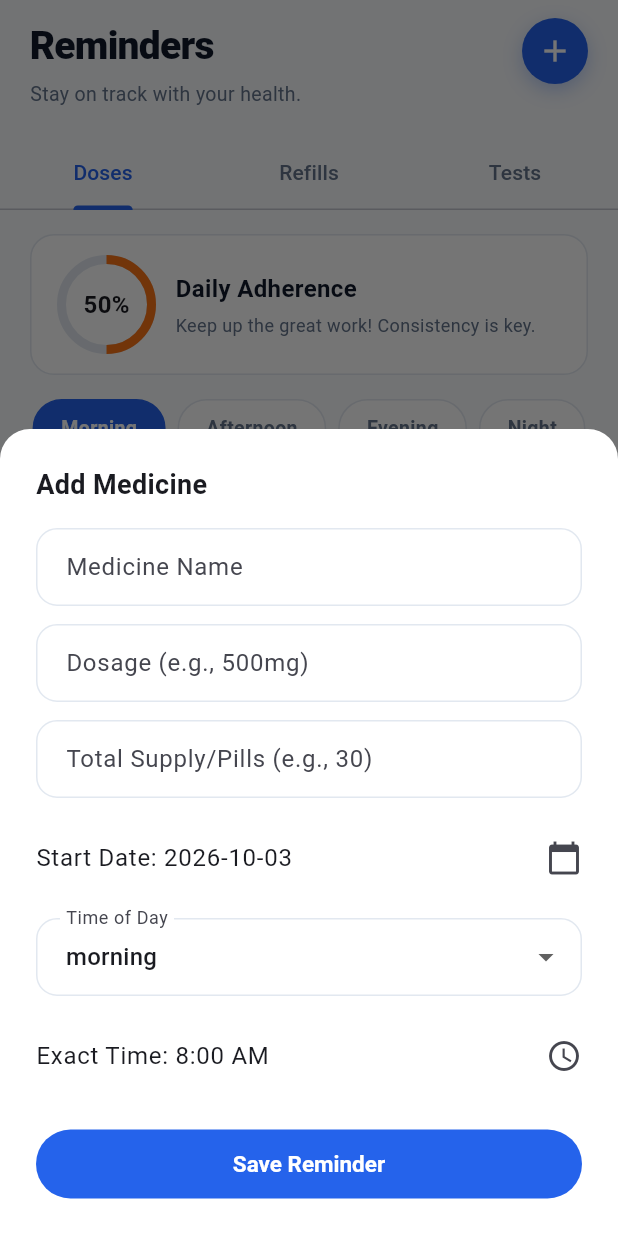
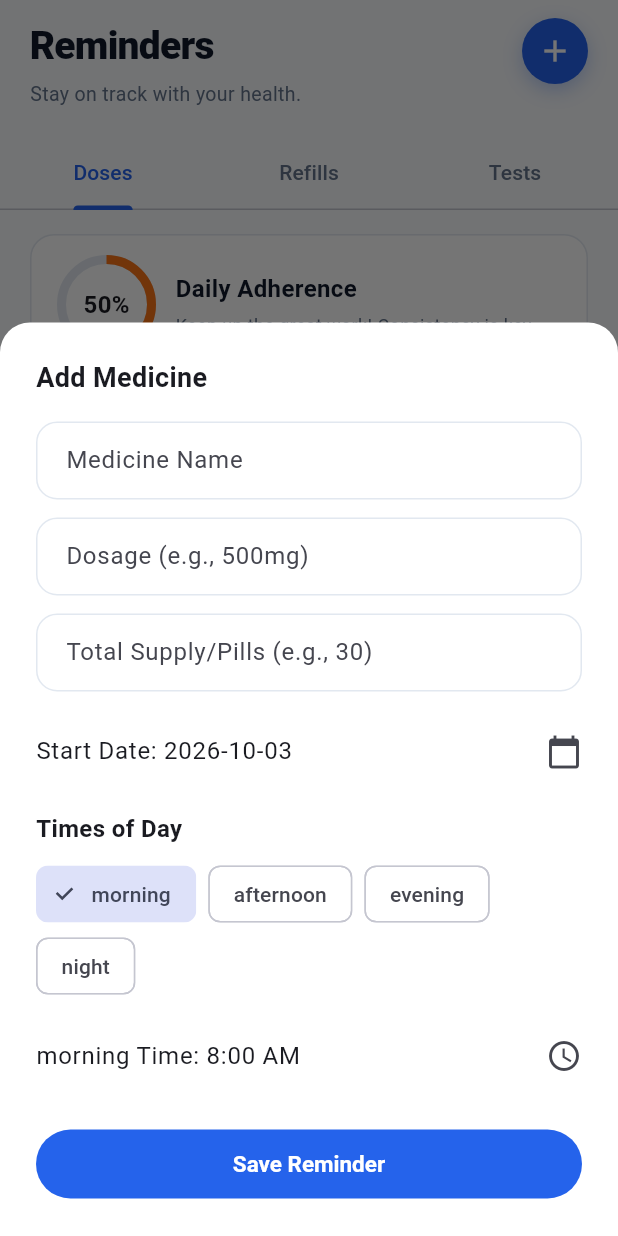
Before and after one commit to vistacortexadmin-blip/new-app-changes, a Flutter app: the RemindersScreen screen opened directly, after a tap on the "add" icon, on a phone screen of 412 x 824 dp. Run offline on Flutter 3.47's test engine with Material 3 defaults, Android fonts, the phone set to English and light mode, and no system bars; our stand-ins replace firebase_analytics, firebase_auth, firebase_core, flutter_local_notifications, flutter_riverpod, flutter_svg and 4 more; accounts and stored records are empty.

Commit message:
feat: Support multi-dose scheduling in Add Medicine Modal

```diff
--- a/lib/features/reminders/views/reminders_screen.dart
+++ b/lib/features/reminders/views/reminders_screen.dart
@@ -493,9 +493,10 @@ class _RemindersScreenState extends ConsumerState<RemindersScreen>
     final nameController = TextEditingController();
     final dosageController = TextEditingController();
     final supplyController = TextEditingController();
-    DoseTimeOfDay selectedTime = DoseTimeOfDay.morning;
+    Map<DoseTimeOfDay, TimeOfDay> selectedDoses = {
+      DoseTimeOfDay.morning: const TimeOfDay(hour: 8, minute: 0)
+    };
     DateTime selectedDate = DateTime.now();
-    TimeOfDay exactTime = const TimeOfDay(hour: 8, minute: 0);
 
     await showModalBottomSheet(
       context: context,
@@ -559,36 +560,57 @@ class _RemindersScreenState extends ConsumerState<RemindersScreen>
                       },
                     ),
                     const SizedBox(height: 12),
-                    DropdownButtonFormField<DoseTimeOfDay>(
-                      value: selectedTime,
-                      decoration:
-                          const InputDecoration(labelText: 'Time of Day'),
-                      items: DoseTimeOfDay.values.map((time) {
-                        return DropdownMenuItem(
-                          value: time,
-                          child: Text(time.toString().split('.').last),
+                    const Text('Times of Day', style: TextStyle(fontSize: 16, fontWeight: FontWeight.w600)),
+                    const SizedBox(height: 8),
+                    Wrap(
+                      spacing: 8,
+                      children: DoseTimeOfDay.values.map((time) {
+                        final isSelected = selectedDoses.containsKey(time);
+                        return FilterChip(
+                          label: Text(time.name),
+                          selected: isSelected,
+                          onSelected: (selected) {
+                            setModalState(() {
+                              if (selected) {
+                                if (time == DoseTimeOfDay.morning) {
+                                  selectedDoses[time] = const TimeOfDay(hour: 8, minute: 0);
+                                } else if (time == DoseTimeOfDay.afternoon) {
+                                  selectedDoses[time] = const TimeOfDay(hour: 13, minute: 0);
+                                } else if (time == DoseTimeOfDay.evening) {
+                                  selectedDoses[time] = const TimeOfDay(hour: 20, minute: 0);
+                                } else {
+                                  selectedDoses[time] = const TimeOfDay(hour: 22, minute: 0);
+                                }
+                              } else {
+                                if (selectedDoses.length > 1) {
+                                  selectedDoses.remove(time);
+                                }
+                              }
+                            });
+                          },
                         );
                       }).toList(),
-                      onChanged: (val) {
-                        if (val != null) {
-                          setModalState(() => selectedTime = val);
-                        }
-                      },
                     ),
-                    const SizedBox(height: 12),
-                    ListTile(
-                      contentPadding: EdgeInsets.zero,
-                      title: Text('Exact Time: ${exactTime.format(context)}'),
-                      trailing: const Icon(Icons.access_time),
-                      onTap: () async {
-                        final time = await showTimePicker(
-                          context: context,
-                          initialTime: exactTime,
+                    const SizedBox(height: 8),
+                    Column(
+                      children: selectedDoses.keys.map((time) {
+                        return ListTile(
+                          contentPadding: EdgeInsets.zero,
+                          title: Text('${time.name} Time: ${selectedDoses[time]!.format(context)}'),
+                          trailing: const Icon(Icons.access_time),
+                          onTap: () async {
+                            final pickedTime = await showTimePicker(
+                              context: context,
+                              initialTime: selectedDoses[time]!,
+                            );
+                            if (pickedTime != null) {
+                              setModalState(() {
+                                selectedDoses[time] = pickedTime;
+                              });
+                            }
+                          },
                         );
-                        if (time != null) {
-                          setModalState(() => exactTime = time);
-                        }
-                      },
+                      }).toList(),
                     ),
                     const SizedBox(height: 20),
                     SizedBox(
@@ -605,14 +627,12 @@ class _RemindersScreenState extends ConsumerState<RemindersScreen>
                             dosage: dosageController.text,
                             instructions: '',
                             prescribedFor: '',
-                            dailySchedules: [
-                              DoseSchedule(
-                                timeOfDay: selectedTime,
-                                timeString: exactTime.format(context),
-                              )
-                            ],
+                            dailySchedules: selectedDoses.entries.map((e) => DoseSchedule(
+                              timeOfDay: e.key,
+                              timeString: e.value.format(context),
+                            )).toList(),
                             totalQuantityAvailable: int.tryParse(supplyController.text) ?? 30,
-                            dailyDoseCount: 1,
+                            dailyDoseCount: selectedDoses.length,
                             startDate: selectedDate,
                             durationDays: 30,
                           );
```
